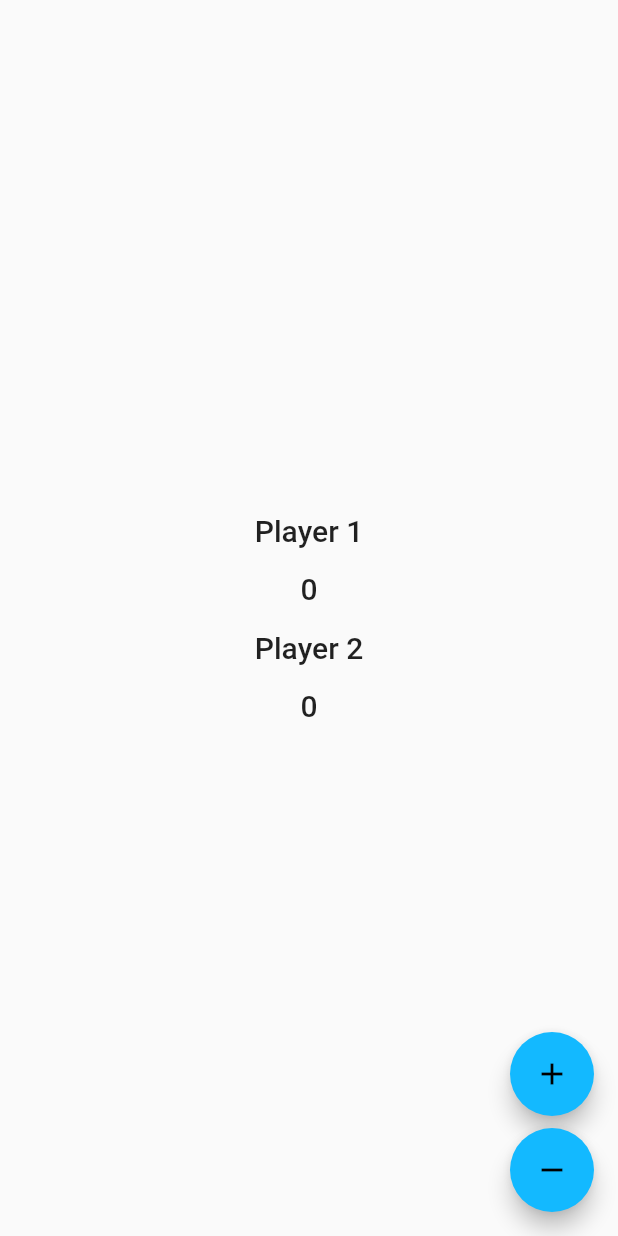
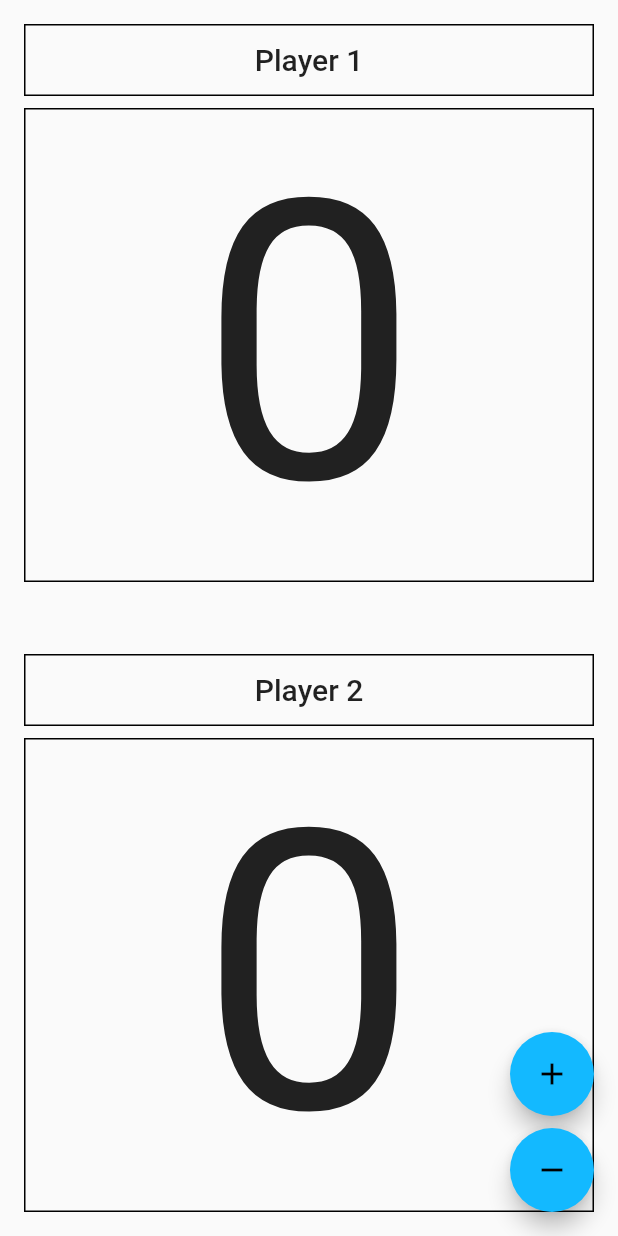
Before and after one commit to NickalasB/smack_talking_scoreboard_v3, a Flutter app: the screen it shows after launch, on a phone screen of 412 x 824 dp. Run offline on Flutter 3.47's test engine with Material 2 defaults, Android fonts, the phone set to English and light mode, and no system bars; our stand-ins replace bloc, equatable, flutter_bloc; generated files the repository leaves out were written again.

Commit message:
ST-1: add basic scoreboard UI

```diff
--- a/lib/score/view/scoreboard_page.dart
+++ b/lib/score/view/scoreboard_page.dart
@@ -29,14 +29,16 @@ class ScoreboardView extends StatelessWidget {
   @override
   Widget build(BuildContext context) {
     return Scaffold(
-      body: Center(
+      body: SafeArea(
+        child: Center(
           child: Column(
             mainAxisAlignment: MainAxisAlignment.center,
             children: const [
-            PlayerScore(playerId: 1),
+              Expanded(child: PlayerScore(playerId: 1)),
               SizedBox(height: 16),
-            PlayerScore(playerId: 2),
+              Expanded(child: PlayerScore(playerId: 2)),
             ],
+          ),
         ),
       ),
       floatingActionButton: Column(
@@ -73,18 +75,39 @@ class PlayerScore extends StatelessWidget {
     final score = context.select((ScoreBloc bloc) => bloc.state.score);
     final theme = Theme.of(context);
 
-    return Column(
+    return Padding(
+      padding: const EdgeInsets.all(16),
+      child: Column(
+        crossAxisAlignment: CrossAxisAlignment.stretch,
         children: [
-        Text(
+          Container(
+            constraints: const BoxConstraints(minHeight: 48),
+            decoration: BoxDecoration(
+              border: Border.all(),
+            ),
+            child: Center(
+              child: Text(
                 l10n.player1(playerId),
                 style: theme.textTheme.titleLarge,
               ),
-        const SizedBox(height: 16),
-        Text(
+            ),
+          ),
+          const SizedBox(height: 8),
+          Flexible(
+            child: DecoratedBox(
+              decoration: BoxDecoration(
+                border: Border.all(),
+              ),
+              child: Center(
+                child: Text(
                   score.toString(),
-          style: theme.textTheme.titleLarge,
+                  style: TextStyle(fontSize: 260),
+                ),
+              ),
+            ),
           ),
         ],
+      ),
     );
   }
 }
```
Lines whose indentation alone changed are shown as unchanged.
